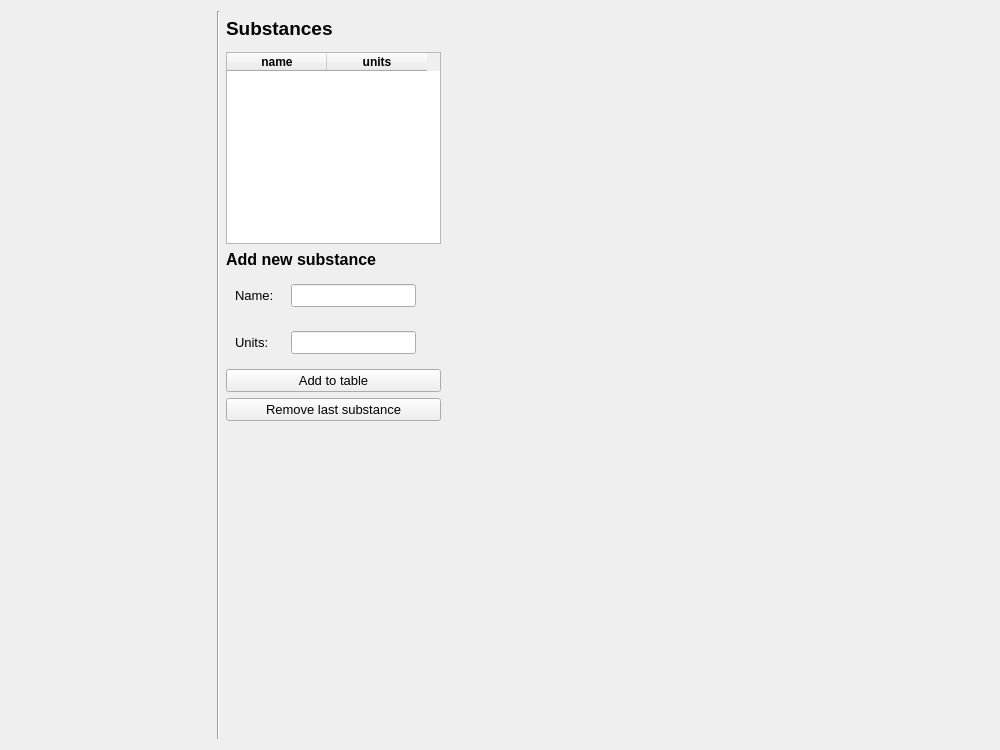
First picture: the form in threedi_models_and_simulations/ui/simulation_wizard/page_substances.ui, repository nens/threedi-api-qgis-client, before the edit.
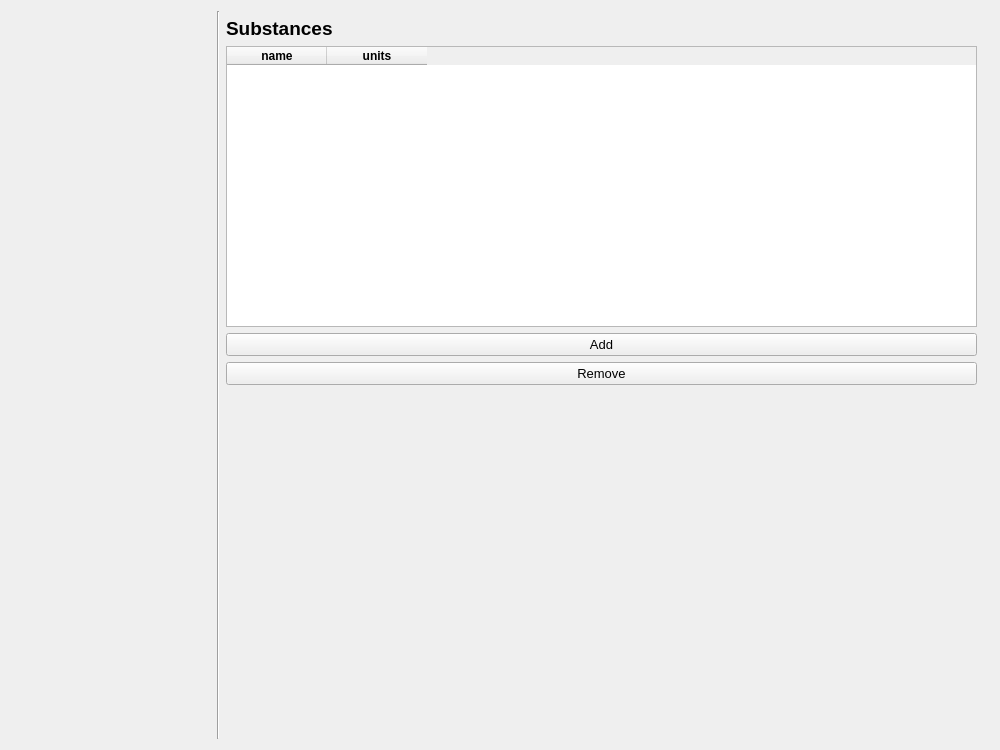
Second picture: the form after the edit.

Commit message: new layout and checks

```diff
--- a/threedi_models_and_simulations/ui/simulation_wizard/page_substances.ui
+++ b/threedi_models_and_simulations/ui/simulation_wizard/page_substances.ui
@@ -41,99 +41,10 @@
    <string notr="true">QComboBox {background-color: rgba(255, 255, 255);}</string>
   </property>
   <layout class="QGridLayout" name="gridLayout">
-   <item row="6" column="2">
-    <widget class="QWidget" name="hw_units" native="true">
-     <property name="sizePolicy">
-      <sizepolicy hsizetype="Fixed" vsizetype="Preferred">
-       <horstretch>0</horstretch>
-       <verstretch>0</verstretch>
-      </sizepolicy>
-     </property>
-     <layout class="QHBoxLayout" name="horizontalLayout_2">
-      <item>
-       <widget class="QLabel" name="label_4">
-        <property name="minimumSize">
-         <size>
-          <width>50</width>
-          <height>0</height>
-         </size>
-        </property>
-        <property name="baseSize">
-         <size>
-          <width>0</width>
-          <height>0</height>
-         </size>
-        </property>
-        <property name="text">
-         <string>Units:</string>
-        </property>
-       </widget>
-      </item>
-      <item>
-       <widget class="QLineEdit" name="le_units"/>
-      </item>
-     </layout>
-    </widget>
-   </item>
-   <item row="4" column="2">
-    <widget class="QLabel" name="label_2">
-     <property name="font">
-      <font>
-       <pointsize>12</pointsize>
-       <weight>75</weight>
-       <bold>true</bold>
-      </font>
-     </property>
+   <item row="3" column="2">
+    <widget class="QPushButton" name="pb_add">
      <property name="text">
-      <string>Add new substance</string>
-     </property>
-    </widget>
-   </item>
-   <item row="5" column="2">
-    <widget class="QWidget" name="hw_name" native="true">
-     <property name="sizePolicy">
-      <sizepolicy hsizetype="Fixed" vsizetype="Preferred">
-       <horstretch>0</horstretch>
-       <verstretch>0</verstretch>
-      </sizepolicy>
-     </property>
-     <layout class="QHBoxLayout" name="horizontalLayout">
-      <item>
-       <widget class="QLabel" name="label_3">
-        <property name="minimumSize">
-         <size>
-          <width>50</width>
-          <height>0</height>
-         </size>
-        </property>
-        <property name="baseSize">
-         <size>
-          <width>0</width>
-          <height>0</height>
-         </size>
-        </property>
-        <property name="text">
-         <string>Name:</string>
-        </property>
-       </widget>
-      </item>
-      <item>
-       <widget class="QLineEdit" name="le_name">
-        <property name="maximumSize">
-         <size>
-          <width>16777215</width>
-          <height>16777215</height>
-         </size>
-        </property>
-       </widget>
-      </item>
-     </layout>
-    </widget>
-   </item>
-   <item row="7" column="2">
-    <widget class="QPushButton" name="pb_add_to_table">
-     <property name="text">
-      <string>Add to table</string>
+      <string>Add</string>
      </property>
     </widget>
    </item>
@@ -218,20 +129,8 @@
      <layout class="QVBoxLayout" name="verticalLayout"/>
     </widget>
    </item>
-   <item row="3" column="2">
+   <item row="2" column="2">
     <widget class="QTableWidget" name="tw_substances">
-     <property name="sizePolicy">
-      <sizepolicy hsizetype="Minimum" vsizetype="Minimum">
-       <horstretch>0</horstretch>
-       <verstretch>0</verstretch>
-      </sizepolicy>
-     </property>
-     <property name="maximumSize">
-      <size>
-       <width>215</width>
-       <height>16777215</height>
-      </size>
-     </property>
      <column>
       <property name="text">
        <string>name</string>
@@ -256,10 +155,10 @@
      </column>
     </widget>
    </item>
-   <item row="8" column="2">
+   <item row="4" column="2">
     <widget class="QPushButton" name="pb_remove">
      <property name="text">
-      <string>Remove last substance</string>
+      <string>Remove</string>
      </property>
     </widget>
    </item>
```
Left out of the diff: 4 changed lines with no effect on the pictures. The commit also changes 1 other file.
